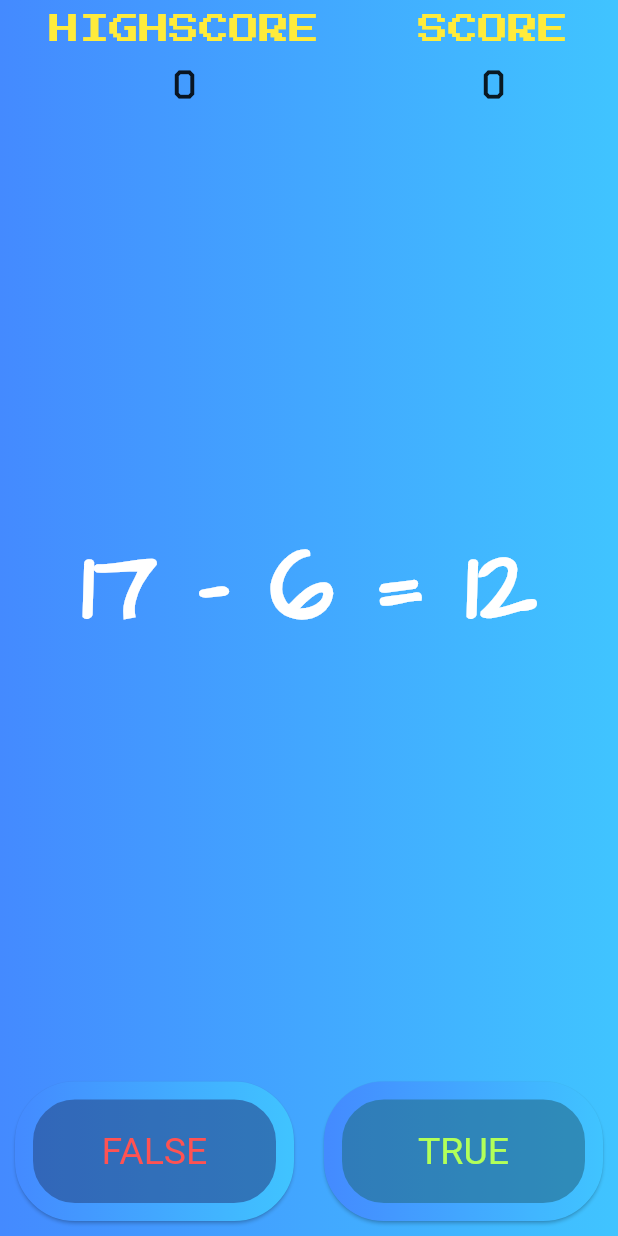
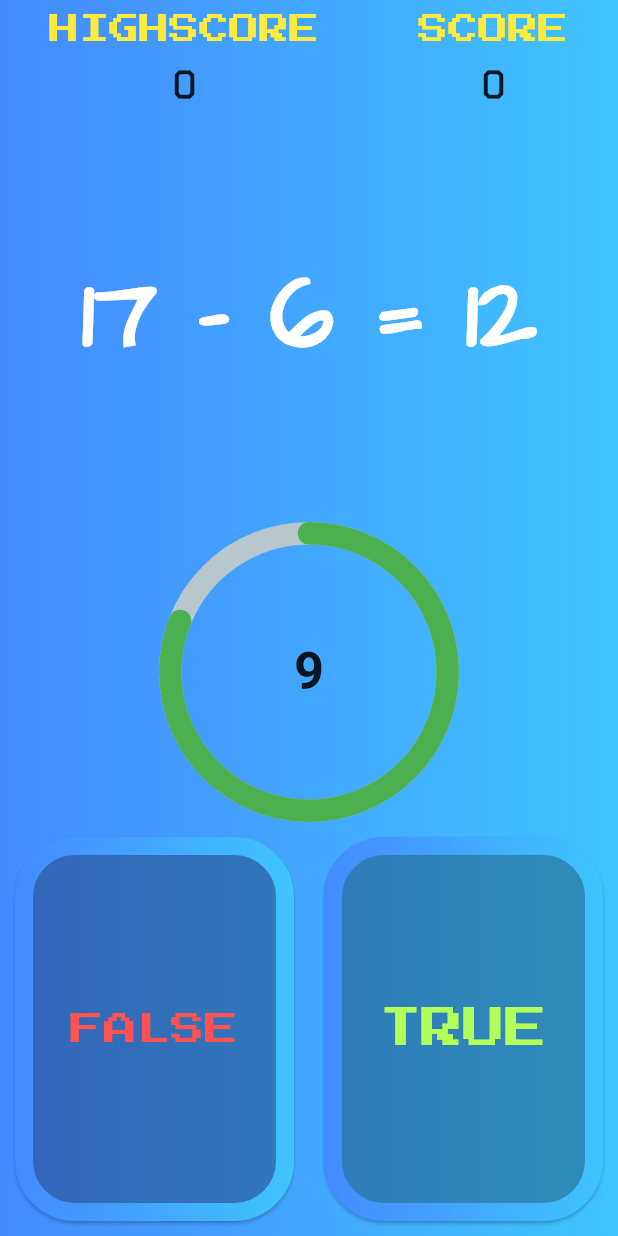
Before and after one commit to Tashtanov/game_matha_quiz, a Flutter app: the GameScreen screen opened by its route, on a phone screen of 412 x 824 dp. Run offline on Flutter 3.47's test engine with Material 2 defaults, Android fonts, the phone set to English and light mode, and no system bars; drawn by our look-alikes of outline_gradient_button, percent_indicator; our stand-ins replace animated_text_kit.

Commit message:
functional of buttons and showdialog

```diff
--- a/lib/common/constants.dart
+++ b/lib/common/constants.dart
@@ -30,4 +30,6 @@ const kQuizTextbody = TextStyle(
 );
 const kGradientcolor= [Colors.blueAccent, Colors.lightBlueAccent];
 const kTextButtonStyleTrueFalse=TextStyle(
-    fontSize: 25, );
+    fontSize: 35,
+  fontFamily: "Press Start 2P",
+);
--- a/lib/quiz_game.dart
+++ b/lib/quiz_game.dart
@@ -39,10 +39,10 @@ class QuizBrain {
     var randomlychosen=falsemaker[_random.nextInt(falsemaker.length)];
 
     var truefalsedecision=_random.nextInt(2);
-    _quizanswer="True";
+    _quizanswer="TRUE";
     if(truefalsedecision==0){
       realResult=realResult+randomlychosen;
-        _quizanswer="False";
+        _quizanswer="FALSE";
       if (realResult<0) {
         realResult=realResult=_random.nextInt(2)+4;
       }
--- a/lib/screens/game_screen.dart
+++ b/lib/screens/game_screen.dart
@@ -1,12 +1,19 @@
+import 'dart:async';
+import 'package:flutter/cupertino.dart';
 import 'package:flutter/material.dart';
+import 'package:flutter/services.dart';
 import 'package:game_app/common/constants.dart';
-import 'package:game_app/widgets/scorea_indicators.dart';
 import 'package:game_app/quiz_game.dart';
 import 'package:outline_gradient_button/outline_gradient_button.dart';
+import 'package:percent_indicator/circular_percent_indicator.dart';
 
 QuizBrain _quizBrain = QuizBrain();
 int _score = 0;
 int _highScore = 0;
+double _value = 0;
+int _falseCounter = 0;
+int _totalQuizCount=0;
+
 class GameScreen extends StatefulWidget {
   static final id = "game_screen";
 
@@ -15,6 +22,9 @@ class GameScreen extends StatefulWidget {
 }
 
 class _GameScreenState extends State<GameScreen> {
+  late Timer _timer;
+  int _totalTimer = 0;
+
   @override
   void initState() {
     // TODO: implement initState
@@ -24,6 +34,89 @@ class _GameScreenState extends State<GameScreen> {
 
   void startGame() {
     _quizBrain.makeQuiz();
+    startTimer();
+    _value = 1;
+    _score = 0;
+    _falseCounter = 0;
+    _totalQuizCount=1;
+  }
+
+  void startTimer() {
+    const speed = Duration(milliseconds: 100);
+    _timer = Timer.periodic(speed, (timer) {
+      if (_value > 0) {
+        setState(() {
+          _value > 0.01 ? _value -= 0.01 : _value = 0;
+          _totalTimer = (_value * 10 + 1).toInt();
+        });
+      } else {
+        setState(() {
+          if (_highScore < _score) {
+            _highScore = _score;
+          }
+          _timer.cancel();
+          _totalTimer = 0;
+          showMyDialog();
+        });
+      }
+    });
+  }
+
+  Future<void> showMyDialog() {
+    return showDialog(
+        context: context,
+        barrierDismissible: false,
+        builder: (BuildContext context) {
+          return AlertDialog(
+            shape:
+                RoundedRectangleBorder(borderRadius: BorderRadius.circular(20)),
+            backgroundColor: Colors.lightGreen,
+            title: FittedBox(
+              child: const Text(
+                "GAME OVER",
+                textAlign: TextAlign.center,
+                style: TextStyle(
+                  fontSize: 30,
+                  fontFamily: "Press Start 2P",
+                  color: Colors.orangeAccent,
+                ),
+              ),
+            ),
+            content: Text(
+              "SCORE   ${_score} | ${_totalQuizCount}",
+              textAlign: TextAlign.center,
+              style: TextStyle(
+                  fontSize: 25,
+                  fontWeight: FontWeight.bold,
+                  color: Colors.black),
+            ),
+            actions: [
+              TextButton(
+                  onPressed: () {
+                    SystemNavigator.pop();
+                  },
+                  child: Text(
+                    "Exit".toUpperCase(),
+                    style: TextStyle(
+                        fontSize: 25,
+                        fontWeight: FontWeight.bold,
+                        color: Colors.white),
+                  )),
+              TextButton(
+                  onPressed: () {
+                    startGame();
+                    Navigator.of(context).pop();
+                  },
+                  child: Text(
+                    "Play Again".toUpperCase(),
+                    style: TextStyle(
+                        fontSize: 25,
+                        fontWeight: FontWeight.bold,
+                        color: Colors.white),
+                  )),
+            ],
+          );
+        });
   }
 
   @override
@@ -41,12 +134,20 @@ class _GameScreenState extends State<GameScreen> {
             children: [
               ScoreIndicators(),
               GameBody(),
-              Row(
+              buildCircularIndicator(totalTimer: _totalTimer),
+              Expanded(
+                child: Row(
                   children: [
-                  ReUsableOutLinedButton(textName: "FALSE",colorName: Colors.redAccent,),
-                  ReUsableOutLinedButton(textName: "TRUE",colorName: Colors.lightGreenAccent,),
-
+                    ReUsableOutLinedButton(
+                      textName: "FALSE",
+                      colorName: Colors.redAccent,
+                    ),
+                    ReUsableOutLinedButton(
+                      textName: "TRUE",
+                      colorName: Colors.lightGreenAccent,
+                    ),
                   ],
+                ),
               )
             ],
           ),
@@ -56,12 +157,53 @@ class _GameScreenState extends State<GameScreen> {
   }
 }
 
+class buildCircularIndicator extends StatelessWidget {
+  const buildCircularIndicator({
+    Key? key,
+    required int totalTimer,
+  })  : _totalTimer = totalTimer,
+        super(key: key);
+
+  final int _totalTimer;
+
+  @override
+  Widget build(BuildContext context) {
+    return CircularPercentIndicator(
+      radius: 100,
+      lineWidth: 15,
+      percent: _value,
+      circularStrokeCap: CircularStrokeCap.round,
+      progressColor: _value > 0.6
+          ? Colors.green
+          : _value > 0.3
+              ? Colors.yellow
+              : Colors.red,
+      center: Text(
+        "${_totalTimer}",
+        style: TextStyle(fontSize: 35, fontWeight: FontWeight.bold),
+      ),
+    );
+  }
+}
+
 class ReUsableOutLinedButton extends StatelessWidget {
-  final String textName;
-  final Color colorName;
-  const ReUsableOutLinedButton({
-    Key? key, required this.textName,required this.colorName,
-  }) : super(key: key);
+  final textName;
+  final colorName;
+
+  ReUsableOutLinedButton({
+    required this.textName,
+    required this.colorName,
+  });
+
+  void checkAnswer() {
+    if (textName == _quizBrain.quizanswer) {
+      _score++;
+      _value >= 0.89 ? _value = 1 : _value += 0.1;
+    } else {
+      _falseCounter++;
+      _value < 0.1 * _falseCounter ? _value = 0 : _value -= 0.1 * _falseCounter;
+    }
+  }
 
   @override
   Widget build(BuildContext context) {
@@ -69,18 +211,24 @@ class ReUsableOutLinedButton extends StatelessWidget {
       child: Padding(
         padding: const EdgeInsets.all(10.0),
         child: OutlineGradientButton(
-          padding: EdgeInsets.all(20),
+            padding: EdgeInsets.all(25),
             elevation: 1,
             child: Center(
+                child: FittedBox(
               child: Text(
                 textName,
                 style: kTextButtonStyleTrueFalse.copyWith(color: colorName),
+              ),
             )),
             strokeWidth: 12,
             radius: Radius.circular(40),
-            onTap: () {},
-            gradient: LinearGradient(
-                colors:kGradientcolor)),
+            onTap: () {
+              _totalQuizCount++;
+              checkAnswer();
+              _quizBrain.makeQuiz();
+
+            },
+            gradient: LinearGradient(colors: kGradientcolor)),
       ),
     );
   }
@@ -100,3 +248,37 @@ class GameBody extends StatelessWidget {
     )));
   }
 }
+
+class ScoreIndicators extends StatelessWidget {
+  @override
+  Widget build(BuildContext context) {
+    return Padding(
+      padding: const EdgeInsets.only(top: 10),
+      child: Row(
+        mainAxisAlignment: MainAxisAlignment.spaceAround,
+        children: [
+          Column(
+            children: [
+              Text("HIGHSCORE", style: kScoreTextIndicator),
+              SizedBox(height: 10),
+              Text(
+                "$_highScore",
+                style: kScoreIndicator,
+              ),
+            ],
+          ),
+          Column(
+            children: [
+              Text("SCORE", style: kScoreTextIndicator),
+              SizedBox(height: 10),
+              Text(
+                "$_score",
+                style: kScoreIndicator,
+              ),
+            ],
+          ),
+        ],
+      ),
+    );
+  }
+}
--- a/lib/widgets/scorea_indicators.dart
+++ b/lib/widgets/scorea_indicators.dart
@@ -1,32 +1,3 @@
 import 'package:flutter/cupertino.dart';
 import 'package:flutter/material.dart';
 import 'package:game_app/common/constants.dart';
-class ScoreIndicators extends StatelessWidget {
-  const ScoreIndicators({Key? key}) : super(key: key);
-
-  @override
-  Widget build(BuildContext context) {
-    return Padding(
-      padding: const EdgeInsets.only(top: 10),
-      child: Container(
-        child: Row(
-          mainAxisAlignment: MainAxisAlignment.spaceAround,
-          children: [
-            Column( children: const [
-              Text("HIGHSCORE",style:kScoreTextIndicator),
-              SizedBox( height:10),
-              Text("0",style: kScoreIndicator,),
-
-            ],),
-            Column( children: [
-              Text("SCORE",style: kScoreTextIndicator,),
-              SizedBox( height:10),
-              Text("0",style: kScoreIndicator,),
-
-            ],)
-          ],
-        ),
-      ),
-    );
-  }
-}
--- a/pubspec.yaml
+++ b/pubspec.yaml
@@ -36,6 +36,7 @@ dependencies:
   cupertino_icons: ^1.0.2
   animated_text_kit:
   outline_gradient_button:
+  percent_indicator:
 
 dev_dependencies:
   flutter_test:
```
Also changed, not shown: pubspec.lock. Lines whose indentation alone changed are shown as unchanged.
